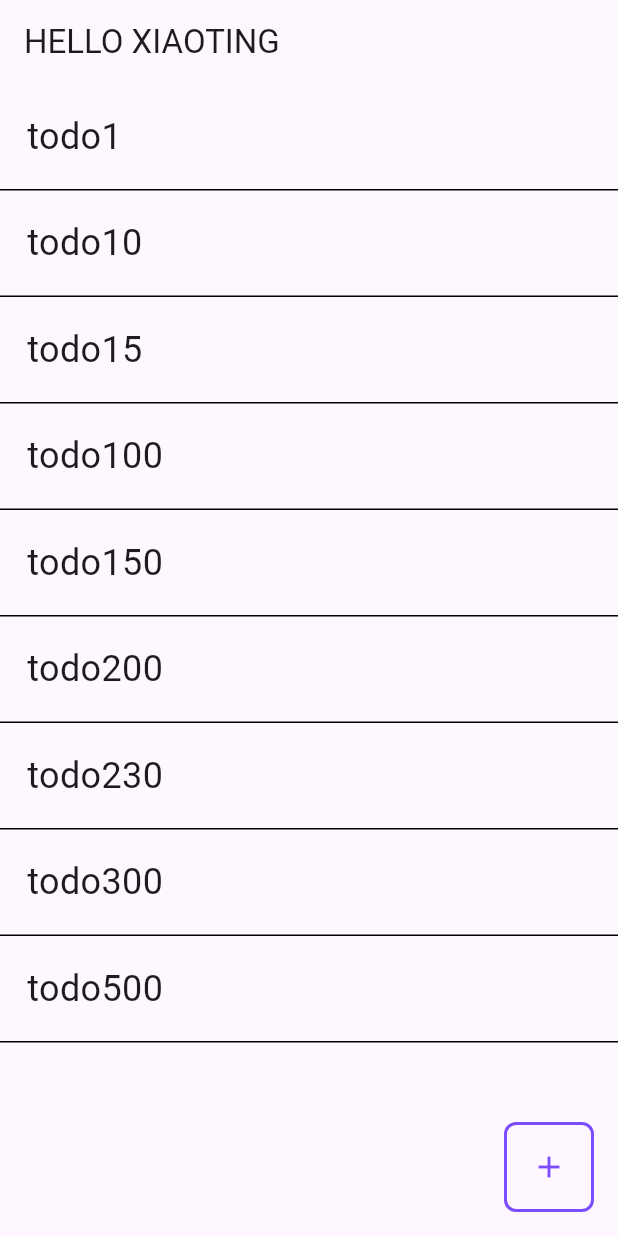
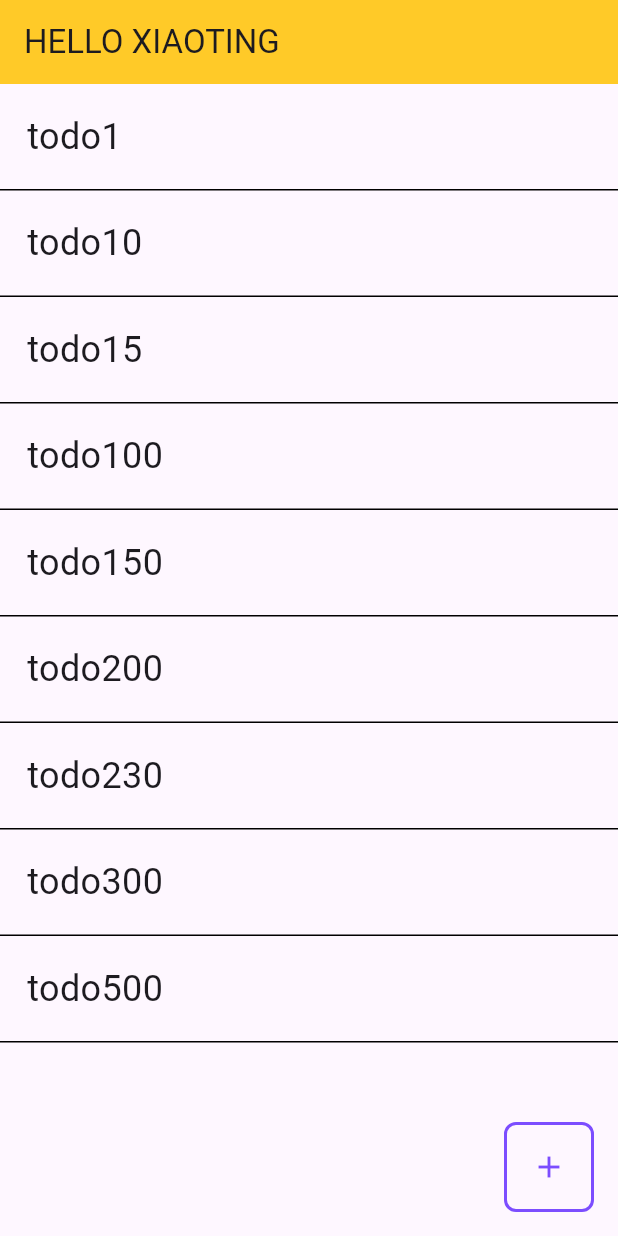
Before and after one commit to MassuGit/TodoRiverpod, a Flutter app: the screen it shows after launch, on a phone screen of 412 x 824 dp. Run offline on Flutter 3.47's test engine with Material 3 defaults, Android fonts, the phone set to English and light mode, and no system bars; our stand-ins replace go_router, hooks_riverpod.

Commit message:
feat : added AppBarTheme

```diff
--- a/lib/main.dart
+++ b/lib/main.dart
@@ -15,6 +15,11 @@ class Main extends StatelessWidget {
   Widget build(BuildContext context) {
     return MaterialApp.router(
       routerConfig: router,
+      theme: ThemeData(
+        appBarTheme: AppBarTheme(
+          color: Colors.amber[400],
+        ),
+      ),
     );
   }
 }
```
